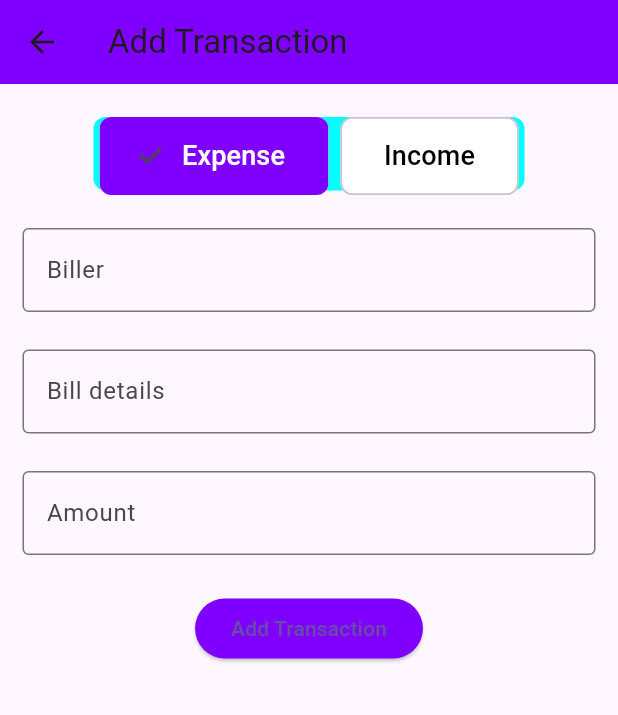
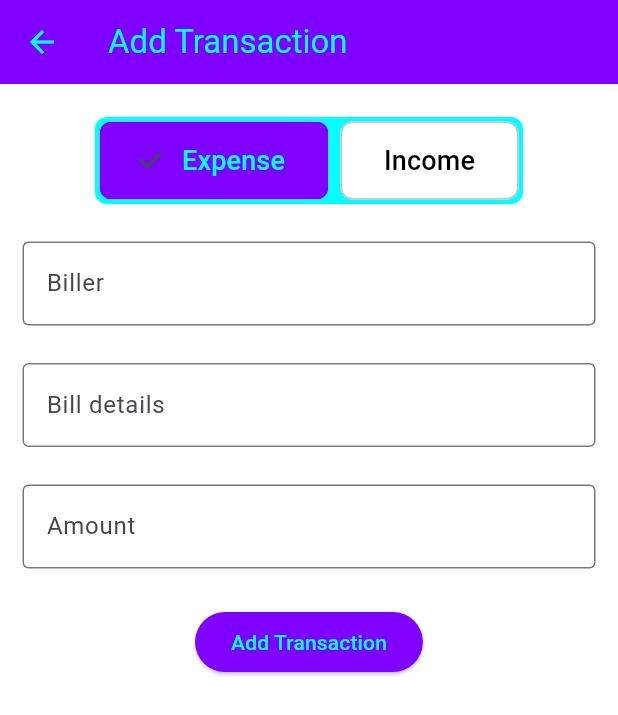
Before and after one commit to MujahidAmin1/expense_trackerv2, a Flutter app: the screen it shows after launch, after a tap on the "add" icon, on a phone screen of 412 x 824 dp. Shown: the top 715 px of the screen. Run offline on Flutter 3.47's test engine with Material 3 defaults, Android fonts, the phone set to English and light mode, and no system bars; our stand-ins replace hive, hive_flutter; accounts and stored records are empty.

Commit message:
minor fixes

```diff
--- a/lib/main.dart
+++ b/lib/main.dart
@@ -26,7 +26,11 @@ void main() async{
     ],
       child: MaterialApp(
       theme: ThemeData(
-        useMaterial3: true
+        scaffoldBackgroundColor: Colors.white,
+        useMaterial3: true,
+        colorScheme: ColorScheme.fromSeed(
+          seedColor: const Color(0xFF291e60)
+          )
       ),
       home: HomeScreen(),
       ),
--- a/lib/providers/navbar_provider.dart
+++ b/lib/providers/navbar_provider.dart
@@ -1,7 +1,4 @@
-import 'package:expense_trackerv2/screens/statistics.dart';
 import 'package:flutter/material.dart';
-
-import '../screens/first_screen.dart';
 
 class NavBarProvider extends ChangeNotifier {
   int _selected_index = 0;
--- a/lib/screens/add_transaction.dart
+++ b/lib/screens/add_transaction.dart
@@ -27,11 +27,11 @@ class _AddTransactionState extends State<AddTransaction> {
 
   @override
   Widget build(BuildContext context) {
-    Transaction transaction;
     var transactionProvider = Provider.of<TransactionProvider>(context);
     return Scaffold(
       appBar: AppBar(
         backgroundColor: const Color(0xFF7F00FF),
+        foregroundColor: const Color(0xFF00FFFF),
         title: const Text("Add Transaction"),
         elevation: 0,
       ),
@@ -44,8 +44,7 @@ class _AddTransactionState extends State<AddTransaction> {
             ),
             Center(
               child: Container(
-                height: 49,
-                padding: const EdgeInsets.symmetric(horizontal: 4),
+                padding: const EdgeInsets.all(3),
                 decoration: BoxDecoration(
                   color: const Color(0xFF00FFFF), // Solid background color
                   borderRadius: BorderRadius.circular(8),
@@ -60,7 +59,7 @@ class _AddTransactionState extends State<AddTransaction> {
                         style: TextStyle(
                             fontSize: 18,
                             color: _selectedChoice == 'Expense'
-                                ? Colors.white
+                                ? const Color(0xFF00FFFF)
                                 : Colors
                                     .black), // Change text color based on selection
                       ),
@@ -85,7 +84,7 @@ class _AddTransactionState extends State<AddTransaction> {
                         style: TextStyle(
                             fontSize: 18,
                             color: _selectedChoice == 'Income'
-                                ? Colors.white
+                                ? const Color(0xFF00FFFF)
                                 : Colors
                                     .black), // Change text color based on selection
                       ),
@@ -112,23 +111,25 @@ class _AddTransactionState extends State<AddTransaction> {
             TextField(
               controller: billerController,
               decoration: InputDecoration(
-                hintText: 'Biller',
-                border: OutlineInputBorder(),
+                hintText: _selectedChoice == "Expense" ? 'Biller' : "Creditor",
+                border: const OutlineInputBorder(),
               ),
             ),
             const SizedBox(height: 25),
             TextField(
               controller: billerDetailController,
               decoration: InputDecoration(
-                hintText: 'Bill details',
-                border: OutlineInputBorder(),
+                hintText: _selectedChoice == "Expense" ? 'Bill details' : 'Credit Details',
+                border: const OutlineInputBorder(),
               ),
             ),
             const SizedBox(height: 25),
             TextField(
               controller: amountController,
-              decoration: InputDecoration(
-                  hintText: 'Amount', border: OutlineInputBorder()),
+              decoration: const InputDecoration(
+                  hintText: 'Amount',
+                  border: OutlineInputBorder(),
+                  ),
             ),
             const SizedBox(height: 25),
             ElevatedButton(
@@ -160,7 +161,12 @@ class _AddTransactionState extends State<AddTransaction> {
                   );
                 }
               },
-              child: const Text('Add Transaction'),
+              child: const Text(
+                'Add Transaction',
+                style: TextStyle(
+                  color: Color(0xFF00FFFF),
+                ),
+                ),
             )
           ],
         ),
--- a/lib/screens/first_screen.dart
+++ b/lib/screens/first_screen.dart
@@ -2,7 +2,7 @@ import 'package:expense_trackerv2/models/transaction.dart';
 import 'package:expense_trackerv2/providers/button_control.dart';
 import 'package:expense_trackerv2/widgets/credit_card.dart';
 import 'package:expense_trackerv2/widgets/segment_tiles.dart';
-import 'package:expense_trackerv2/widgets/tiles.dart';
+import 'package:expense_trackerv2/widgets/transaction_tile.dart';
 import 'package:flutter/material.dart';
 import 'package:provider/provider.dart';
 
@@ -20,17 +20,27 @@ class _FirstScreenState extends State<FirstScreen> {
   Widget build(BuildContext context) {
     var transactionProvider = Provider.of<TransactionProvider>(context);
     var segmentbtnController = Provider.of<ButtonControl>(context);
+    final filteredTransactionList = segmentbtnController.isExpense!
+        ? transactionProvider.sortedTransactions
+            .where((transact) => transact.isExpense!)
+            .toList()
+        : transactionProvider.sortedTransactions
+            .where((transact) => !transact.isExpense!)
+            .toList();
+
     return Scaffold(
       body: SafeArea(
-        child: Padding(
-          padding: const EdgeInsets.symmetric(horizontal: 15),
-          child: Column(
-            crossAxisAlignment: CrossAxisAlignment.start,
+        child: CustomScrollView(
+          slivers: [
+            // Fixed header section using SliverPersistentHeader
+            SliverPersistentHeader(
+              pinned: true, // Stays fixed when scrolling
+              floating: false,
+              delegate: FixedHeaderDelegate(
+                child: const Padding(
+                  padding: EdgeInsets.symmetric(horizontal: 12),
+                  child: Row(
                     children: [
-              const SizedBox(height: 10),
-              const Row(
-                children: [
-                  SizedBox(width: 10),
                       Column(
                         crossAxisAlignment: CrossAxisAlignment.start,
                         children: [
@@ -46,39 +56,82 @@ class _FirstScreenState extends State<FirstScreen> {
                           ),
                         ],
                       ),
-                  SizedBox(width: 220),
+                      Spacer(),
                       Icon(Icons.notifications),
                     ],
                   ),
+                ),
+              ),
+            ),
+
+            // Scrollable content starts here
+            SliverToBoxAdapter(
+              child: Padding(
+                padding: const EdgeInsets.symmetric(horizontal: 12),
+                child: Column(
+                  crossAxisAlignment: CrossAxisAlignment.start,
+                  children: [
                     const SizedBox(height: 10),
                     CreditCard(),
                     const SizedBox(height: 30),
                     const Text(
-                " Transactions",
-                style: TextStyle(fontSize: 25, fontWeight: FontWeight.bold),
+                      "Transactions",
+                      style:
+                          TextStyle(fontSize: 25, fontWeight: FontWeight.bold),
                     ),
                     SegmentTiles(icon: Icons.upgrade_sharp),
                     const SizedBox(height: 30),
-              Expanded(
-                child: ListView.builder(
-                  itemCount: transactionProvider.transactionList.length,
-                  itemBuilder: (context, index) {
-                    Transaction? transaction = segmentbtnController.isExpense!
-                    ? transactionProvider.sortedTransactions.where((transact) => transact.isExpense! == true).toList()[index]
-                    : transactionProvider.sortedTransactions.where((transact) => transact.isExpense! == false).toList()[index];
-                    return CustomTiles(
-                      transaction: transaction,
+                  ],
+                ),
+              ),
+            ),
+
+            // Scrollable transaction list
+            SliverPadding(
+              padding: const EdgeInsets.symmetric(horizontal: 12),
+              sliver: SliverList(
+                delegate: SliverChildBuilderDelegate(
+                  (context, index) {
+                    return TransactionTile(
+                      transaction: filteredTransactionList[index],
                       icon: Icons.abc,
-
                     );
                   },
+                  childCount: filteredTransactionList.length,
                 ),
               ),
-              Text("cchscshcs")
+            ),
           ],
-          ),
         ),
       ),
     );
   }
 }
+
+class FixedHeaderDelegate extends SliverPersistentHeaderDelegate {
+  final Widget child;
+
+  FixedHeaderDelegate({required this.child});
+
+  @override
+  Widget build(
+      BuildContext context, double shrinkOffset, bool overlapsContent) {
+    return Padding(
+      padding: const EdgeInsets.symmetric(horizontal: 10),
+      child: Container(
+        color: Colors.white, // Ensures the header has a background
+        padding: const EdgeInsets.symmetric(vertical: 10),
+        child: child,
+      ),
+    );
+  }
+
+  @override
+  double get maxExtent => 80; // Fixed height of the header
+  @override
+  double get minExtent => 80;
+
+  @override
+  bool shouldRebuild(covariant SliverPersistentHeaderDelegate oldDelegate) =>
+      false;
+}
--- a/lib/screens/home.dart
+++ b/lib/screens/home.dart
@@ -2,8 +2,6 @@ import 'package:expense_trackerv2/providers/navbar_provider.dart';
 import 'package:expense_trackerv2/screens/add_card.dart';
 import 'package:expense_trackerv2/screens/add_transaction.dart';
 import 'package:expense_trackerv2/screens/profile.dart';
-import 'package:expense_trackerv2/widgets/credit_card.dart';
-import 'package:expense_trackerv2/widgets/segment_tiles.dart';
 import 'package:flutter/material.dart';
 import 'package:provider/provider.dart';
 
@@ -53,14 +51,14 @@ class _HomeScreenState extends State<HomeScreen> {
           mainAxisAlignment: MainAxisAlignment.spaceAround,
           children: [
             IconButton(
-              icon: Icon(Icons.home),
+              icon: const Icon(Icons.home),
               color: navBarProvider.selectedIndex == 0
                   ? Theme.of(context).colorScheme.primary
                   : Colors.grey,
               onPressed: () => navBarProvider.changeIndex(0),
             ),
             IconButton(
-              icon: Icon(Icons.search),
+              icon: const Icon(Icons.bar_chart),
               color: navBarProvider.selectedIndex == 1
                   ? Theme.of(context).colorScheme.primary
                   : Colors.grey,
@@ -68,14 +66,14 @@ class _HomeScreenState extends State<HomeScreen> {
             ),
             const SizedBox(width: 40), // Space for FAB cutout
             IconButton(
-              icon: Icon(Icons.notifications),
+              icon: const Icon(Icons.credit_card),
               color: navBarProvider.selectedIndex == 2
                   ? Theme.of(context).colorScheme.primary
                   : Colors.grey,
               onPressed: () => navBarProvider.changeIndex(2),
             ),
             IconButton(
-              icon: Icon(Icons.person),
+              icon: const Icon(Icons.person),
               color: navBarProvider.selectedIndex == 3
                   ? Theme.of(context).colorScheme.primary
                   : Colors.grey,
--- a/lib/widgets/credit_card.dart
+++ b/lib/widgets/credit_card.dart
@@ -8,7 +8,7 @@ class CreditCard extends StatelessWidget {
   @override
   Widget build(BuildContext context){
     return Card(
-      color: Color.fromRGBO(41, 44, 49, 1),
+      color: const Color(0xFF291e60),
       elevation: 3,
       shape: RoundedRectangleBorder(
         borderRadius: BorderRadius.circular(25)
@@ -40,6 +40,6 @@ class CreditCard extends StatelessWidget {
           ),
         ),
       ),
-    );
+    );;
   }
 }
--- a/lib/widgets/segment_btns.dart
+++ b/lib/widgets/segment_btns.dart
@@ -17,7 +17,7 @@ class SegmentBtn extends StatelessWidget {
   Widget build(BuildContext context) {
     var sbtnController = Provider.of<ButtonControl>(context);
     return Container(
-      height: 80,
+      height: 70,
       child: Row(
         children: [
           const SizedBox(width: 15),
@@ -40,14 +40,14 @@ class SegmentBtn extends StatelessWidget {
                 Text(
                   topTxt!,
                   style: const TextStyle(
-                    fontSize: 20,
+                    fontSize: 13,
                     fontWeight: FontWeight.bold,
                   ),
                 ),
                 Text(
                   bottomTxt!,
                   style: const TextStyle(
-                    fontSize: 20,
+                    fontSize: 13,
                     fontWeight: FontWeight.bold,
                   ),
                 ),
```
Also changed, not shown: lib/providers/transaction_provider.dart (+9 -0 lines), lib/widgets/tiles.dart (deleted, +0 -45 lines), lib/widgets/transaction_tile.dart (added, +53 -0 lines). Lines whose indentation alone changed are shown as unchanged.
